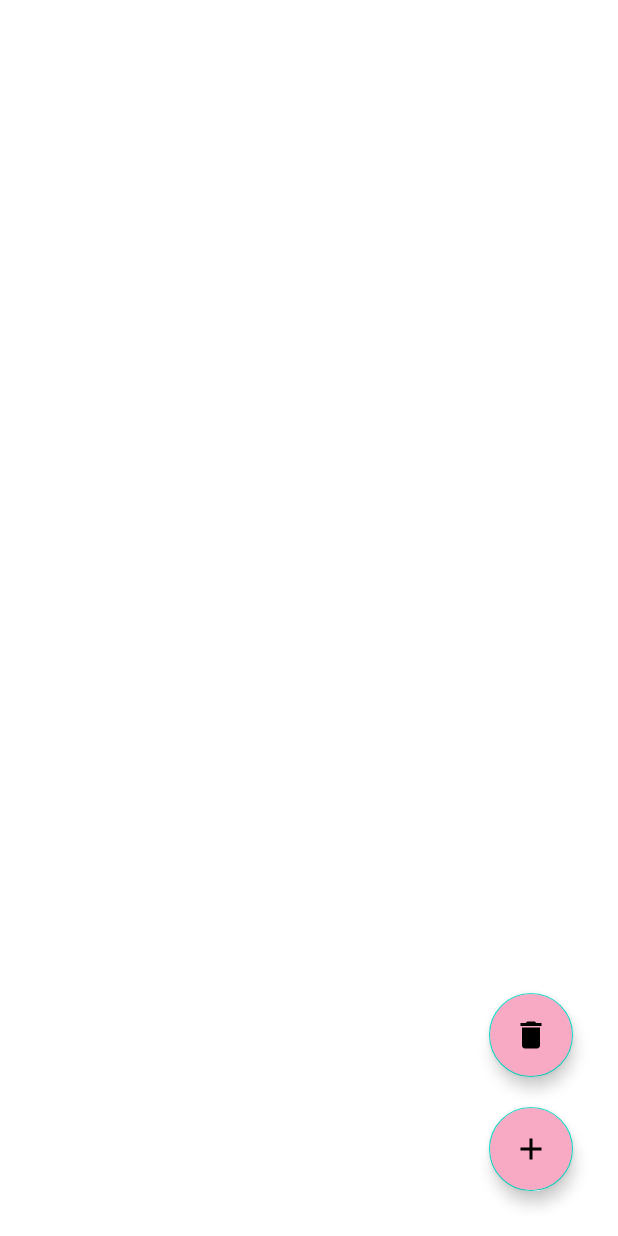
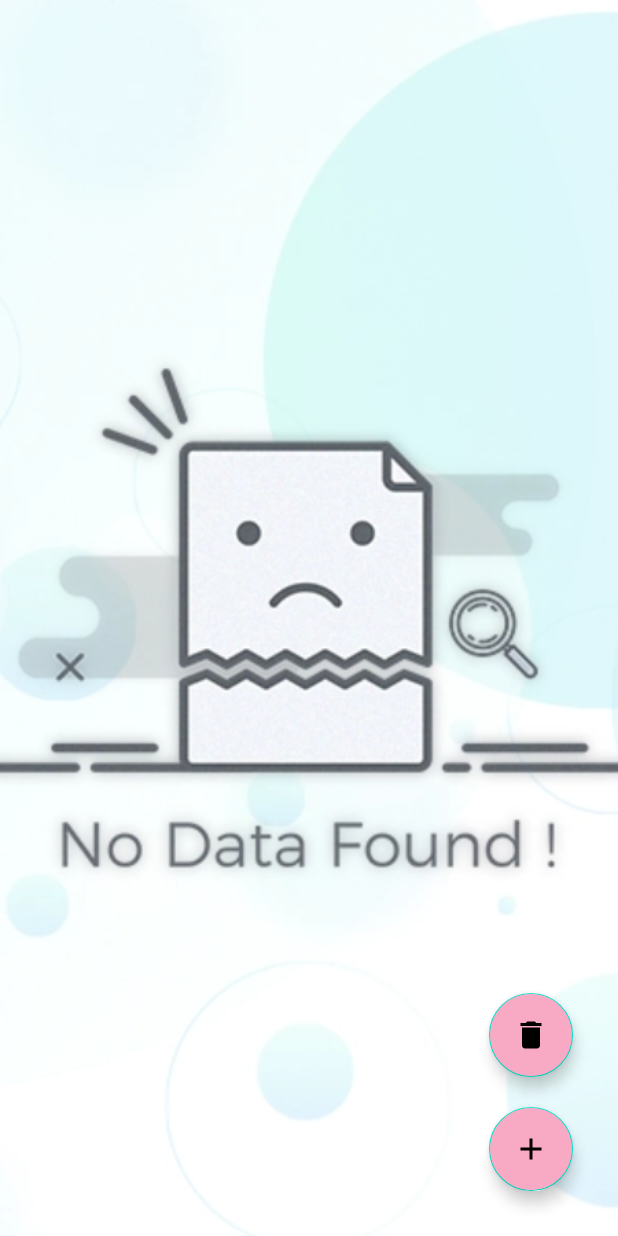
Before and after one commit to deepak-k-chhettri/face-app, an Android app: the screen it shows after launch (MainActivity), on a phone screen of 412 x 824 dp. Run offline under Robolectric (Android 15) with nearby library versions, the phone set to English and light mode, and no system bars; our stand-ins replace Room's generated code.

Commit message:
today's commit

```diff
--- /dev/null
+++ b/app/src/main/java/com/kcdeepak/faceapp/EmptyDataObserver.kt
@@ -0,0 +1,33 @@
+package com.kcdeepak.faceapp
+
+import android.view.View
+import androidx.recyclerview.widget.RecyclerView
+import androidx.recyclerview.widget.RecyclerView.AdapterDataObserver
+
+class EmptyDataObserver(rv: RecyclerView, view: View) : AdapterDataObserver() {
+    private var emptyView: View?=null
+    private var recyclerView:RecyclerView?=null
+
+    init {
+        recyclerView = rv
+        emptyView = view
+        checkIfEmpty()
+    }
+
+    private fun checkIfEmpty() {
+        if(emptyView!=null && recyclerView!!.adapter!=null){
+            val emptyViewVisible = recyclerView!!.adapter!!.itemCount==0
+            emptyView!!.visibility = if(emptyViewVisible) View.VISIBLE else View.GONE
+            recyclerView!!.visibility = if(emptyViewVisible) RecyclerView.GONE else RecyclerView.VISIBLE
+        }
+    }
+
+    override fun onChanged() {
+        super.onChanged()
+        checkIfEmpty()
+    }
+
+    override fun onItemRangeChanged(positionStart: Int, itemCount: Int) {
+        super.onItemRangeChanged(positionStart, itemCount)
+    }
+}
--- a/app/src/main/java/com/kcdeepak/faceapp/MainActivity.kt
+++ b/app/src/main/java/com/kcdeepak/faceapp/MainActivity.kt
@@ -3,6 +3,7 @@ package com.kcdeepak.faceapp
 import android.content.Intent
 import androidx.appcompat.app.AppCompatActivity
 import android.os.Bundle
+import android.view.View
 import androidx.lifecycle.Observer
 import androidx.recyclerview.widget.ItemTouchHelper
 import androidx.recyclerview.widget.LinearLayoutManager
@@ -17,16 +18,21 @@ class MainActivity : AppCompatActivity() {
     lateinit var recyclerView: RecyclerView
     lateinit var myAdapter: MyAdapter
     lateinit var fabDelAll:FloatingActionButton
+    lateinit var empty:View
 
     override fun onCreate(savedInstanceState: Bundle?) {
         super.onCreate(savedInstanceState)
         setContentView(R.layout.activity_main)
 
         initialMyUI()
+
+        val emptyDataObserver = EmptyDataObserver(recyclerView,empty)
+        myAdapter.registerAdapterDataObserver(emptyDataObserver)
+
+        functionalities()
     }
 
-    override fun onStart() {
-        super.onStart()
+    fun functionalities(){
         myViewModel.readAllUsers.observe(this, Observer {
                 it -> it?.let { myAdapter.updateList(it)}
         })
@@ -76,5 +82,6 @@ class MainActivity : AppCompatActivity() {
         recyclerView.layoutManager = LinearLayoutManager(this)
         fabDelAll  = findViewById(R.id.fabDelAll)
         fab = findViewById(R.id.fab)
+        empty = findViewById(R.id.empty_data_parent)
     }
 }
--- a/app/src/main/res/layout/activity_main.xml
+++ b/app/src/main/res/layout/activity_main.xml
@@ -16,6 +16,14 @@
         app:layout_constraintBottom_toBottomOf="parent"
         app:layout_constraintStart_toStartOf="parent"
         tools:listitem="@layout/face_user_layout" />
+
+    <include
+        android:id="@+id/empty_data_parent"
+        layout="@layout/item_empty_dataset"
+        android:layout_height="match_parent"
+        android:layout_width="match_parent"
+        android:visibility="gone"
+        android:layout_gravity = "center"/>
 
     <com.google.android.material.floatingactionbutton.FloatingActionButton
         android:id="@+id/fab"
--- /dev/null
+++ b/app/src/main/res/layout/item_empty_dataset.xml
@@ -0,0 +1,14 @@
+<?xml version="1.0" encoding="utf-8"?>
+<androidx.constraintlayout.widget.ConstraintLayout xmlns:android="http://schemas.android.com/apk/res/android"
+    android:layout_width="match_parent"
+    android:layout_height="match_parent">
+
+    <ImageView
+        android:id="@+id/noDataState"
+        android:layout_width="match_parent"
+        android:layout_height="match_parent"
+        android:src="@drawable/no_data_state"
+        android:scaleType="centerCrop"/>
+
+
+</androidx.constraintlayout.widget.ConstraintLayout>
```
Also changed, not shown: app/src/main/java/com/kcdeepak/faceapp/AddNewUserFace.kt (+12 -11 lines), app/src/main/java/com/kcdeepak/faceapp/MyAdapter.kt (+6 -2 lines), app/src/main/res/xml/file_paths.xml (added, +7 -0 lines), app/src/main/res/drawable/no_data_state.png (added), 1 other file.
